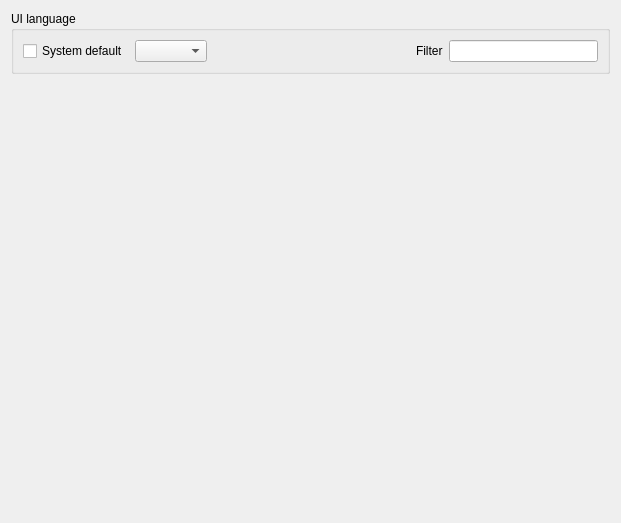
Before: the Qt Designer form desktop-widgets/preferences/prefs_language.ui in subsurface/subsurface, drawn with Qt 5.
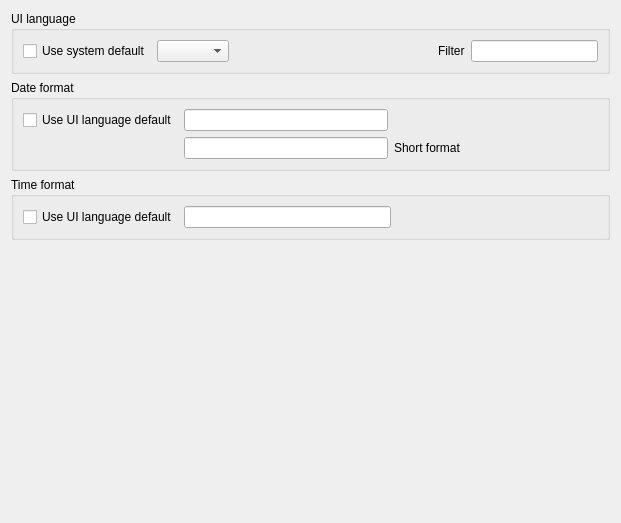
After: the same form once the commit is applied.

Commit message:
Preferences: add date and time format to language page
Not hooked up, yet.

The edit to the form file:
```diff
--- a/desktop-widgets/preferences/prefs_language.ui
+++ b/desktop-widgets/preferences/prefs_language.ui
@@ -29,7 +29,7 @@
       <item>
        <widget class="QCheckBox" name="languageSystemDefault">
         <property name="text">
-         <string>System default</string>
+         <string>Use system default</string>
         </property>
        </widget>
       </item>
@@ -62,19 +62,116 @@
      </layout>
     </widget>
    </item>
+   <item>
+    <widget class="QGroupBox" name="dateformat_group">
+     <property name="sizePolicy">
+      <sizepolicy hsizetype="Preferred" vsizetype="Preferred">
+       <horstretch>0</horstretch>
+       <verstretch>0</verstretch>
+      </sizepolicy>
+     </property>
+     <property name="title">
+      <string>Date format</string>
+     </property>
+     <layout class="QGridLayout" name="gridLayout">
+      <item row="0" column="1">
+       <widget class="QLineEdit" name="dateFormatEntry">
+        <property name="toolTip">
+         <string>&lt;html&gt;&lt;head/&gt;&lt;body&gt;&lt;p&gt;Preferred date format. Commonly used fields are&lt;/p&gt;&lt;p&gt;d (day of month)&lt;/p&gt;&lt;p&gt;ddd (abbr. day name)&lt;/p&gt;&lt;p&gt;M (month number)&lt;/p&gt;&lt;p&gt;MMM (abbr. month name)&lt;/p&gt;&lt;p&gt;yy/yyyy (2/4 digit year)&lt;/p&gt;&lt;/body&gt;&lt;/html&gt;</string>
+        </property>
+       </widget>
+      </item>
+      <item row="0" column="0">
+       <widget class="QCheckBox" name="dateFormatSystemDefault">
+        <property name="text">
+         <string>Use UI language default</string>
+        </property>
+       </widget>
+      </item>
+      <item row="1" column="1">
+       <widget class="QLineEdit" name="shortDateFormatEntry"/>
+      </item>
+      <item row="1" column="3">
+       <widget class="QLabel" name="label">
+        <property name="toolTip">
+         <string>This is used in places where there is less space to show the full date</string>
+        </property>
+        <property name="text">
+         <string>Short format</string>
+        </property>
+       </widget>
+      </item>
+      <item row="0" column="3">
+       <spacer name="horizontalSpacer2">
+        <property name="orientation">
+         <enum>Qt::Horizontal</enum>
+        </property>
+        <property name="sizeHint" stdset="0">
+         <size>
+          <width>203</width>
+          <height>20</height>
+         </size>
+        </property>
+       </spacer>
+      </item>
+     </layout>
+    </widget>
+   </item>
+   <item>
+    <widget class="QGroupBox" name="timeformat_group">
+     <property name="sizePolicy">
+      <sizepolicy hsizetype="Preferred" vsizetype="Preferred">
+       <horstretch>0</horstretch>
+       <verstretch>0</verstretch>
+      </sizepolicy>
+     </property>
+     <property name="title">
+      <string>Time format</string>
+     </property>
+     <layout class="QHBoxLayout" name="horizontalLayout3">
       <item>
-       <spacer name="verticalSpacer">
+       <widget class="QCheckBox" name="timeFormatSystemDefault">
+        <property name="text">
+         <string>Use UI language default</string>
+        </property>
+       </widget>
+      </item>
+      <item>
+       <widget class="QLineEdit" name="timeFormatEntry">
+        <property name="toolTip">
+         <string>&lt;html&gt;&lt;head/&gt;&lt;body&gt;&lt;p&gt;Preferred time format&lt;/p&gt;&lt;p&gt;Commonly used format specifiers are&lt;/p&gt;&lt;p&gt;h (hours in 12h format)&lt;/p&gt;&lt;p&gt;H (hours in 24h format)&lt;/p&gt;&lt;p&gt;mm (2 digit minutes)&lt;/p&gt;&lt;p&gt;ss (2 digit seconds)&lt;/p&gt;&lt;p&gt;t/tt (a/p or am/pm)&lt;/p&gt;&lt;/body&gt;&lt;/html&gt;</string>
+        </property>
+       </widget>
+      </item>
+      <item>
+       <spacer name="horizontalSpacer3">
         <property name="orientation">
-         <enum>Qt::Vertical</enum>
+         <enum>Qt::Horizontal</enum>
         </property>
         <property name="sizeHint" stdset="0">
          <size>
-          <width>20</width>
+          <width>203</width>
           <height>20</height>
          </size>
         </property>
        </spacer>
       </item>
+     </layout>
+    </widget>
+   </item>
+   <item>
+    <spacer name="verticalSpacer">
+     <property name="orientation">
+      <enum>Qt::Vertical</enum>
+     </property>
+     <property name="sizeHint" stdset="0">
+      <size>
+       <width>20</width>
+       <height>20</height>
+      </size>
+     </property>
+    </spacer>
+   </item>
   </layout>
  </widget>
  <resources/>
```
Left out of the diff: 48 changed lines with no effect on the pictures.
